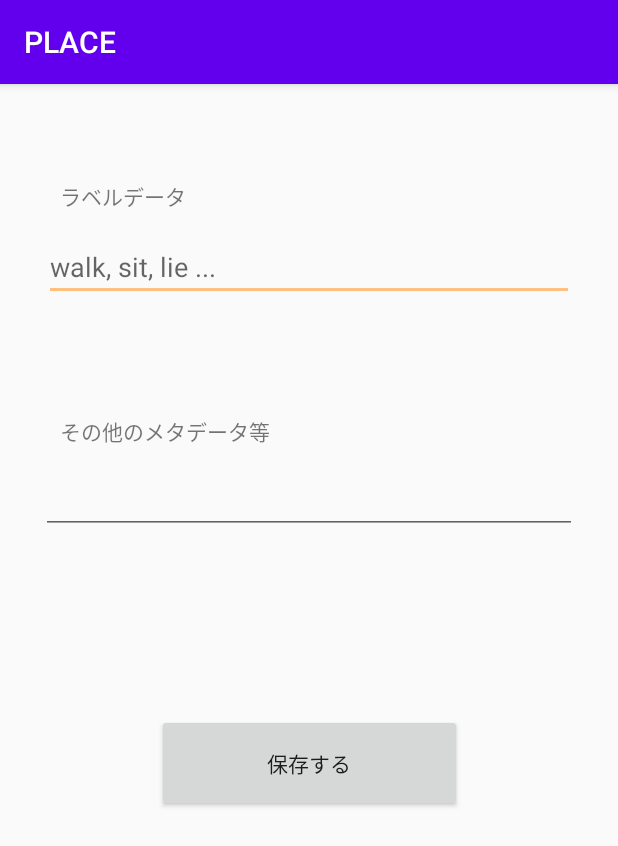
After one commit to cacaoMath/PLACE, an Android app: the InputNoteActivity screen opened directly, with no data from a screen before it, on a phone screen of 412 x 824 dp. The commit adds this screen. Shown: the top 846 px of the screen. Run offline under Robolectric (Android 15) with nearby library versions, the phone set to English and light mode, and no system bars.

```diff
--- a/app/src/main/AndroidManifest.xml
+++ b/app/src/main/AndroidManifest.xml
@@ -1,6 +1,7 @@
 <?xml version="1.0" encoding="utf-8"?>
 <manifest xmlns:android="http://schemas.android.com/apk/res/android"
     package="com.example.place">
+    <uses-permission android:name="com.google.android.gms.permission.ACTIVITY_RECOGNITION" />
 
     <application
         android:allowBackup="true"
@@ -9,6 +10,7 @@
         android:roundIcon="@mipmap/ic_launcher_round"
         android:supportsRtl="true"
         android:theme="@style/AppTheme">
+        <activity android:name=".InputNoteActivity"></activity>
         <activity android:name=".ResultActivity" />
         <activity android:name=".ConfigActivity" />
         <activity android:name=".VocabActivity" />
--- a/app/src/main/java/com/example/place/DataTransferKt.kt
+++ b/app/src/main/java/com/example/place/DataTransferKt.kt
@@ -18,11 +18,11 @@ class DataTransferKt {
             "middle" to "Mathison",
             "last" to "Turing",
             "born" to 1912,
-            "time" to LocalDateTime.now()
+            "time" to LocalDateTime.now().nano
     )
 
-    @JvmOverloads
     fun test(){
+        Log.d(TAG,"this is Kotlin!!!!!!!!!!!!!!!!!!!!!!!!!!!!!!!!!!!!")
         // Add a new document with a generated ID
         db.collection("users")
                 .add(user)
--- /dev/null
+++ b/app/src/main/java/com/example/place/InputNoteActivity.kt
@@ -0,0 +1,30 @@
+package com.example.place
+
+import android.app.ActionBar
+import androidx.appcompat.app.AppCompatActivity
+import android.os.Bundle
+import android.util.Log
+import android.widget.Button
+import android.widget.EditText
+
+
+/*
+データ計測時のメタデータやラベルデータなどを入力する用
+ */
+class InputNoteActivity : AppCompatActivity() {
+
+    override fun onCreate(savedInstanceState: Bundle?) {
+        super.onCreate(savedInstanceState)
+        setContentView(R.layout.activity_input_note)
+
+        var etLabel = findViewById<EditText>(R.id.etLabel)
+        var etMeta = findViewById<EditText>(R.id.etMeta)
+        var setLabelBtn = findViewById<Button>(R.id.setLabelBtn)
+
+        setLabelBtn.setOnClickListener{
+            Log.d("aa", etLabel.text.toString() + etMeta.text.toString())
+        }
+
+
+    }
+}
--- /dev/null
+++ b/app/src/main/res/layout/activity_input_note.xml
@@ -0,0 +1,64 @@
+<?xml version="1.0" encoding="utf-8"?>
+<androidx.constraintlayout.widget.ConstraintLayout xmlns:android="http://schemas.android.com/apk/res/android"
+    xmlns:app="http://schemas.android.com/apk/res-auto"
+    xmlns:tools="http://schemas.android.com/tools"
+    android:id="@+id/labelSetBtn"
+    android:layout_width="match_parent"
+    android:layout_height="match_parent"
+    tools:context=".InputNoteActivity">
+
+    <TextView
+        android:id="@+id/textView"
+        android:layout_width="wrap_content"
+        android:layout_height="wrap_content"
+        android:layout_marginStart="40dp"
+        android:layout_marginTop="64dp"
+        android:text="@string/tvLabel"
+        app:layout_constraintStart_toStartOf="parent"
+        app:layout_constraintTop_toTopOf="parent" />
+
+    <EditText
+        android:id="@+id/etLabel"
+        android:layout_width="353dp"
+        android:layout_height="43dp"
+        android:layout_marginTop="16dp"
+        android:ems="10"
+        android:hint="walk, sit, lie ..."
+        android:inputType="textPersonName"
+        app:layout_constraintEnd_toEndOf="parent"
+        app:layout_constraintStart_toStartOf="parent"
+        app:layout_constraintTop_toBottomOf="@+id/textView" />
+
+    <TextView
+        android:id="@+id/textView7"
+        android:layout_width="wrap_content"
+        android:layout_height="wrap_content"
+        android:layout_marginStart="40dp"
+        android:layout_marginTop="76dp"
+        android:text="@string/tvMeta"
+        app:layout_constraintStart_toStartOf="parent"
+        app:layout_constraintTop_toBottomOf="@+id/etLabel" />
+
+    <EditText
+        android:id="@+id/etMeta"
+        android:layout_width="357dp"
+        android:layout_height="42dp"
+        android:layout_marginTop="16dp"
+        android:ems="10"
+        android:inputType="textPersonName"
+        app:layout_constraintEnd_toEndOf="parent"
+        app:layout_constraintStart_toStartOf="parent"
+        app:layout_constraintTop_toBottomOf="@+id/textView7" />
+
+    <Button
+        android:id="@+id/setLabelBtn"
+        android:layout_width="203dp"
+        android:layout_height="65dp"
+        android:layout_marginTop="120dp"
+        android:text="@string/setBtn"
+        app:layout_constraintBottom_toBottomOf="parent"
+        app:layout_constraintEnd_toEndOf="parent"
+        app:layout_constraintStart_toStartOf="parent"
+        app:layout_constraintTop_toBottomOf="@+id/etMeta"
+        app:layout_constraintVertical_bias="0.0" />
+</androidx.constraintlayout.widget.ConstraintLayout>
--- a/app/src/main/res/values/strings.xml
+++ b/app/src/main/res/values/strings.xml
@@ -6,4 +6,9 @@
     <string name="unknownBtn">Unknown</string>
     <string name="vocabBtn">Vocabulary</string>
     <string name="configBtn">Config</string>
+
+    <!--for  InputNoteActivity-->
+    <string name="tvLabel">ラベルデータ</string>
+    <string name="tvMeta">その他のメタデータ等</string>
+    <string name="setBtn">保存する</string>
 </resources>
--- a/build.gradle
+++ b/build.gradle
@@ -1,12 +1,15 @@
 // Top-level build file where you can add configuration options common to all sub-projects/modules.
 buildscript {
+    ext.kotlin_version = '1.3.72'
     repositories {
         google()
         jcenter()
     }
     dependencies {
         classpath "com.android.tools.build:gradle:4.0.0"
-        classpath 'com.google.gms:google-services:4.2.0'  // Google Services plugin
+        classpath 'com.google.gms:google-services:4.2.0'
+        classpath "org.jetbrains.kotlin:kotlin-gradle-plugin:$kotlin_version"
+        // Google Services plugin
 
         // NOTE: Do not place your application dependencies here; they belong
         // in the individual module build.gradle files
```
Also changed, not shown: app/build.gradle (+11 -0 lines), app/src/main/java/com/example/place/ActivityRecognition.java (added, +77 -0 lines), app/src/main/java/com/example/place/BackgroundDetectedActivitiesService.java (added, +133 -0 lines), app/src/main/java/com/example/place/DetectedActivitiesIntentService.java (added, +44 -0 lines), app/src/main/java/com/example/place/MainActivity.java (+22 -2 lines), app/src/main/java/com/example/place/QuestionActivity.java (+32 -6 lines), app/src/main/java/com/example/place/Sensing.kt (added, +135 -0 lines), app/src/main/res/drawable/button_design.xml (added, +10 -0 lines), app/src/main/res/layout/activity_question.xml (+39 -46 lines).
